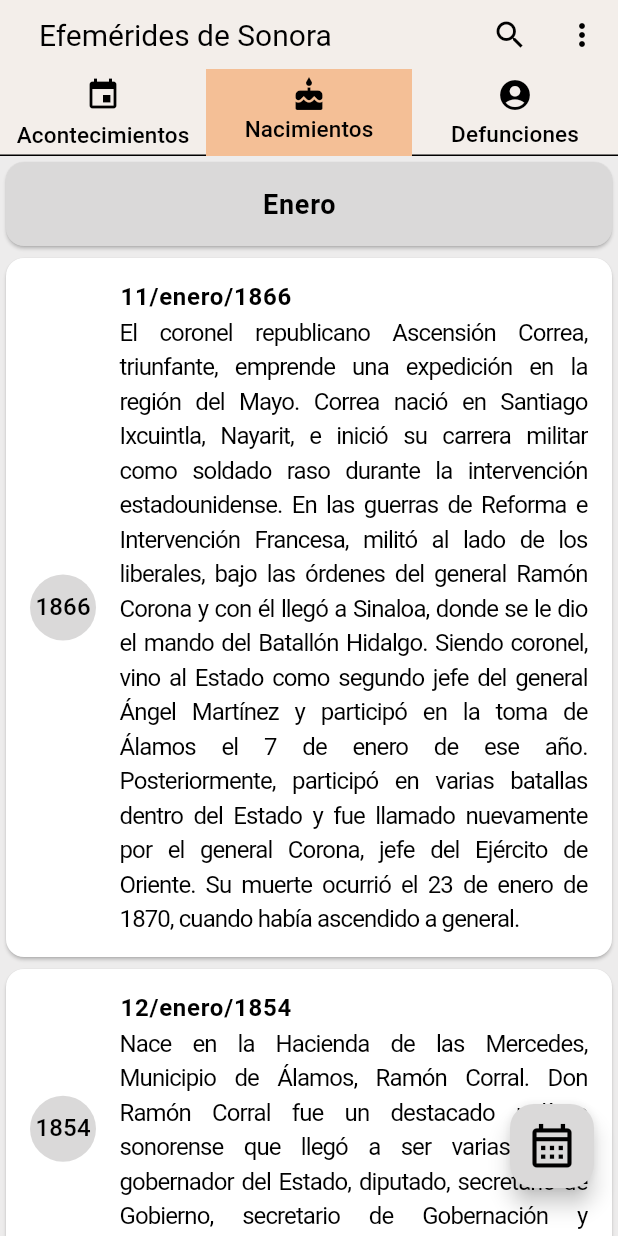
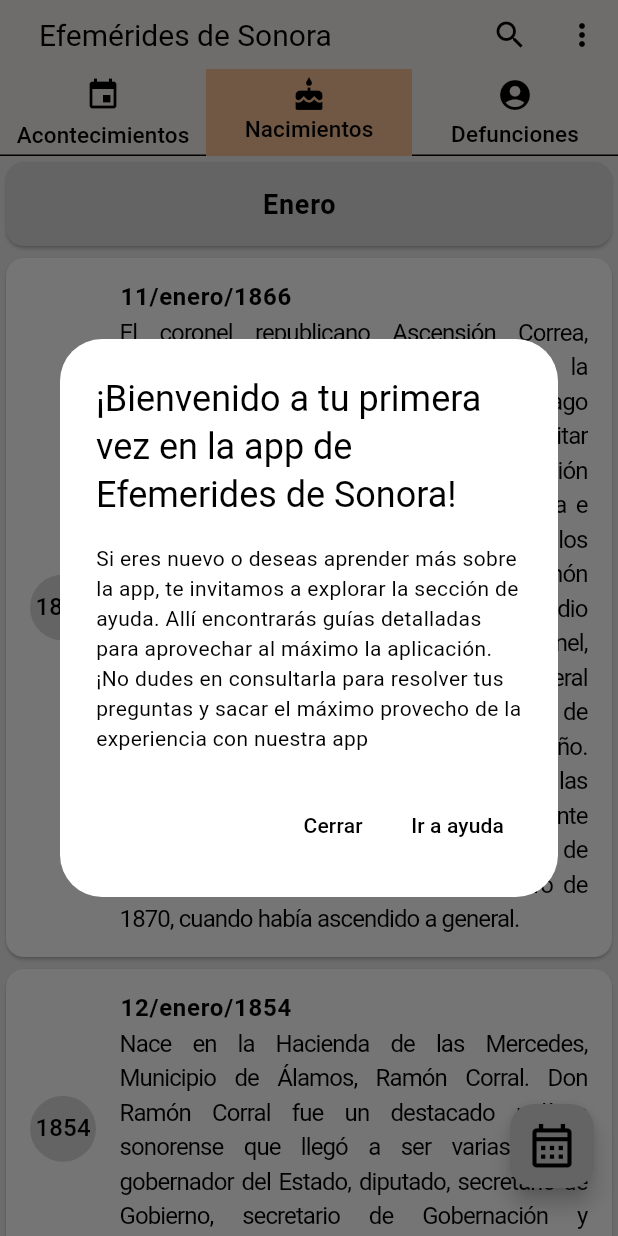
Before and after one commit to BabyGantu/Efemerides-Sonora, a Flutter app: the screen it shows after launch, on a phone screen of 412 x 824 dp. Run offline on Flutter 3.47's test engine with Material 3 defaults, Android fonts, the phone set to English and light mode, and no system bars; drawn by our look-alikes of marquee; our stand-ins replace email_validator, lottie, share_plus, shared_preferences, showcaseview, smooth_page_indicator; missing offline and left inert: mailer.

Commit message:
notifcacion de primera ver de ayuda completado

```diff
--- a/lib/main.dart
+++ b/lib/main.dart
@@ -2,6 +2,7 @@ import 'package:flutter/material.dart';
 import 'package:flutter_localizations/flutter_localizations.dart';
 import 'package:intl/date_symbol_data_local.dart';
 import 'package:marquee/marquee.dart';
+import 'package:shared_preferences/shared_preferences.dart';
 //import 'package:month_picker_dialog/month_picker_dialog.dart';
 import 'package:showcaseview/showcaseview.dart';
 import 'package:tutorial1/acercade.dart';
@@ -46,6 +47,7 @@ bool mostrarFiltro = false;
 bool notAcon = false;
 bool notNac = false;
 bool notDef = false;
+double _fontSize = 16.0;
 
 class MyApp extends StatefulWidget {
   @override
@@ -98,7 +100,7 @@ class _MyAppState extends State<MyApp> {
       theme: lightTheme,
       darkTheme: darkTheme,
       themeMode: _themeManager.themeMode,
-      home: const PagPrincipal(),
+      home:  FirstTimeScreen(_fontSize),
       initialRoute: '/',
       routes: {
         '/home': (context) => const PagPrincipal(),
@@ -117,7 +119,7 @@ class PagPrincipal extends StatefulWidget {
 class _PagMainState extends State<PagPrincipal> with SingleTickerProviderStateMixin{
   DateTime? fechaElegida;
   TextEditingController searchController = TextEditingController();
-  double _fontSize = 16.0; // Tamaño de letra inicial
+   // Tamaño de letra inicial
   bool isDarkMode = false;
 
   void _showDatePicker() async {
@@ -815,3 +817,76 @@ class CustomTabDef extends StatelessWidget {
     );
   }
 }
+
+class FirstTimeScreen extends StatefulWidget {
+  final double tam_letra;
+  FirstTimeScreen(this.tam_letra);
+
+  @override
+  _FirstTimeScreenState createState() => _FirstTimeScreenState();
+}
+
+class _FirstTimeScreenState extends State<FirstTimeScreen> {
+  bool _isFirstTime = true;
+
+  @override
+  void initState() {
+    super.initState();
+    _checkFirstTime();
+  }
+
+  void _checkFirstTime() async {
+    SharedPreferences prefs = await SharedPreferences.getInstance();
+    bool isFirstTime = prefs.getBool('isFirstTime') ?? true;
+
+    setState(() {
+      _isFirstTime = isFirstTime;
+    });
+
+    if (isFirstTime) {
+      prefs.setBool('isFirstTime', false);
+      _showWelcomeDialog();
+    }
+  }
+
+  void _showWelcomeDialog() {
+    showDialog(
+      context: context,
+      builder: (BuildContext context) {
+        return AlertDialog(
+          title: Text('¡Bienvenido a tu primera vez en la app de Efemerides de Sonora!'),
+          content: Text('Si eres nuevo o deseas aprender más sobre la app, te invitamos a'
+              ' explorar la sección de ayuda. Allí encontrarás guías detalladas para aprovechar '
+              'al máximo la aplicación. ¡No dudes en consultarla para resolver tus preguntas y '
+              'sacar el máximo provecho de la experiencia con nuestra app'),
+          actions: [
+            TextButton(
+              onPressed: () {
+                Navigator.of(context).pop(); // Cierra el diálogo
+              },
+              child: Text('Cerrar',style: TextStyle(color: Theme.of(context).colorScheme.tertiary)),
+            ),
+            TextButton(
+              onPressed: () {
+                Future.delayed(Duration.zero, () {
+                  Navigator.pop(context); // Cierra el diálogo (si aún está abierto)
+                  Navigator.push(
+                    context,
+                    MaterialPageRoute(
+                        builder: (context) => AyudaPage(widget.tam_letra)),
+                  );
+                });
+              },
+              child: Text('Ir a ayuda',style: TextStyle(color: Theme.of(context).colorScheme.tertiary)),
+            ),
+          ],
+        );
+      },
+    );
+  }
+
+  @override
+  Widget build(BuildContext context) {
+    return PagPrincipal();
+  }
+}
--- a/pubspec.yaml
+++ b/pubspec.yaml
@@ -16,7 +16,7 @@ publish_to: 'none' # Remove this line if you wish to publish to pub.dev
 # https://developer.apple.com/library/archive/documentation/General/Reference/InfoPlistKeyReference/Articles/CoreFoundationKeys.html
 # In Windows, build-name is used as the major, minor, and patch parts
 # of the product and file versions while build-number is used as the build suffix.
-version: 2.2.0+5
+version: 2.3.0+6
 
 environment:
   sdk: '>=3.0.3 <4.0.0'
```
